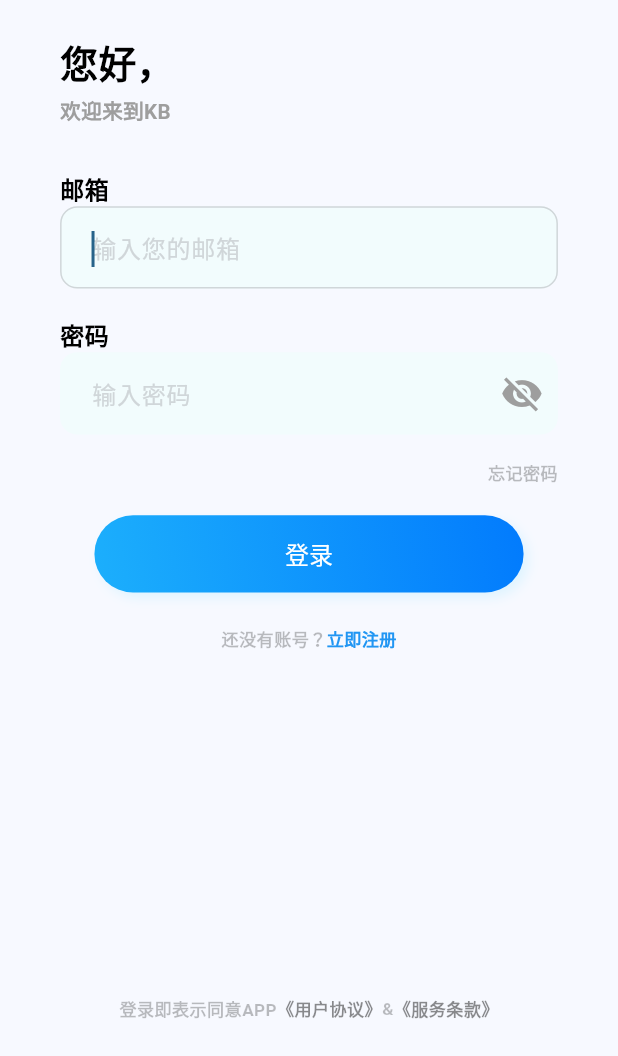
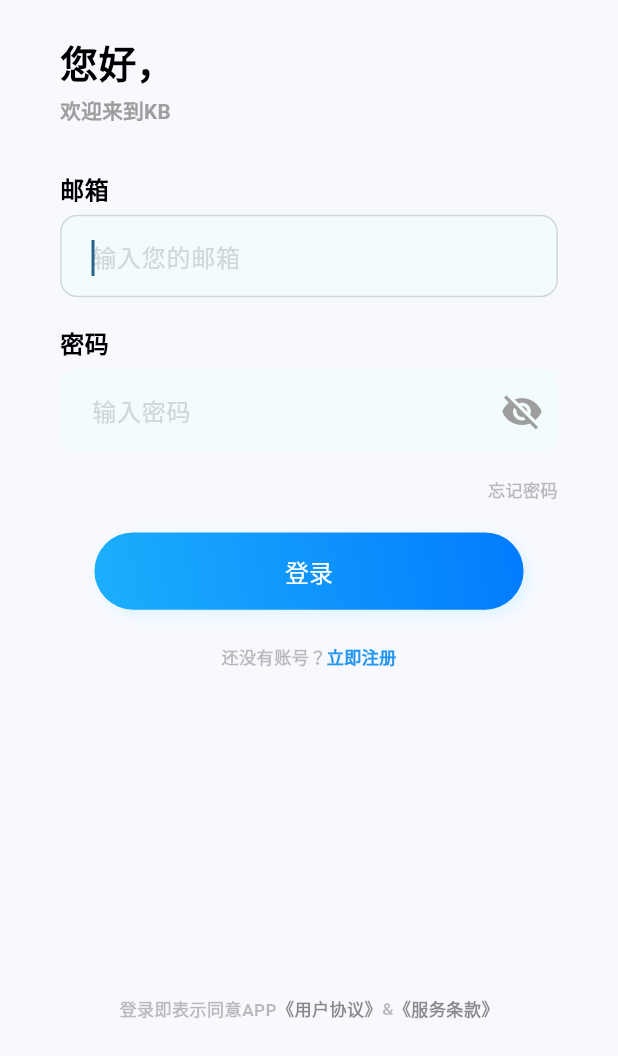
Before and after one commit to dhcdeveloper/knowledege_bridge_flutter, a Flutter app: the LoginPage screen opened by its route, on a phone screen of 412 x 824 dp, the part 180-1236 px from its top. Run offline on Flutter 3.47's test engine with Material 3 defaults, Android fonts, the phone set to English and light mode, and no system bars; our stand-ins replace curved_navigation_bar, dio, file_picker, flutter_screenutil, get, image_picker and 1 more.

Commit message:
登录页面间距——li

```diff
--- a/lib/pages/kb_login_page.dart
+++ b/lib/pages/kb_login_page.dart
@@ -102,8 +102,8 @@ class _LoginPageState extends State<LoginPage> {
                 ),
               ),
               Container(
-                alignment: Alignment.centerLeft,
-                height: 20.w,
+                alignment: Alignment.topLeft,
+                height: 25.w,
                 child: Text(
                   "邮箱",
                   style: TextStyle(
@@ -157,8 +157,8 @@ class _LoginPageState extends State<LoginPage> {
                 ),
               ),
               Container(
-                alignment: Alignment.centerLeft,
-                height: 20.w,
+                alignment: Alignment.topLeft,
+                height: 25.w,
                 child: Text(
                   "密码",
                   style: TextStyle(
```
